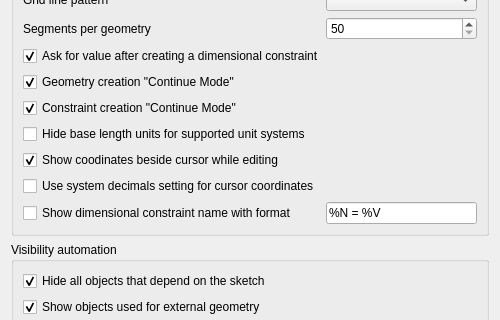
Old version of the form src/Mod/Sketcher/Gui/SketcherSettingsDisplay.ui in the repository southseact-3d/fcd; both pictures show x 0 to 500 and y 109 to 429 of the 500 by 664 pixel window.
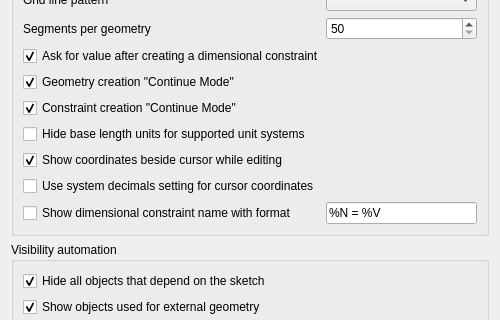
New version of the form. Custom widgets are drawn as their Qt base class.

Commit message: [Sketcher] [Part] Fix typos and whitespace

Diff of the .ui file:
```diff
--- a/src/Mod/Sketcher/Gui/SketcherSettingsDisplay.ui
+++ b/src/Mod/Sketcher/Gui/SketcherSettingsDisplay.ui
@@ -257,7 +257,7 @@
          <string>Cursor position coordinates will be displayed beside cursor while editing sketch.</string>
         </property>
         <property name="text">
-         <string>Show coodinates beside cursor while editing</string>
+         <string>Show coordinates beside cursor while editing</string>
         </property>
         <property name="checked">
          <bool>true</bool>
```
The commit also changes 2 other files.
